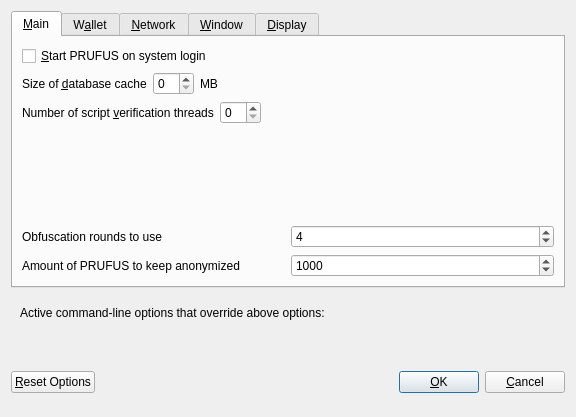
Qt form src/qt/forms/optionsdialog.ui (Cryptohelper1/Prufus-core) before a commit.
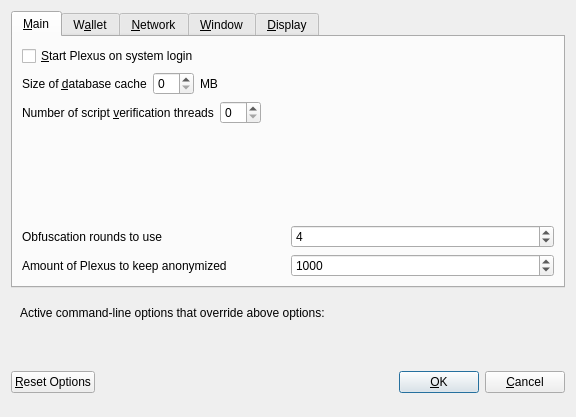
The same form after that commit. Custom widgets are drawn as their Qt base class.

```diff
--- a/src/qt/forms/optionsdialog.ui
+++ b/src/qt/forms/optionsdialog.ui
@@ -33,7 +33,7 @@
           <string>Automatically start PRUFUS after logging in to the system.</string>
          </property>
          <property name="text">
-          <string>&amp;Start PRUFUS on system login</string>
+          <string>&amp;Start Plexus on system login</string>
          </property>
         </widget>
        </item>
@@ -177,7 +177,7 @@
             <string notr="true"/>
            </property>
            <property name="text">
-            <string>Amount of PRUFUS to keep anonymized</string>
+            <string>Amount of Plexus to keep anonymized</string>
            </property>
           </widget>
          </item>
```
Left out of the diff: 10 changed lines with no effect on the pictures.
